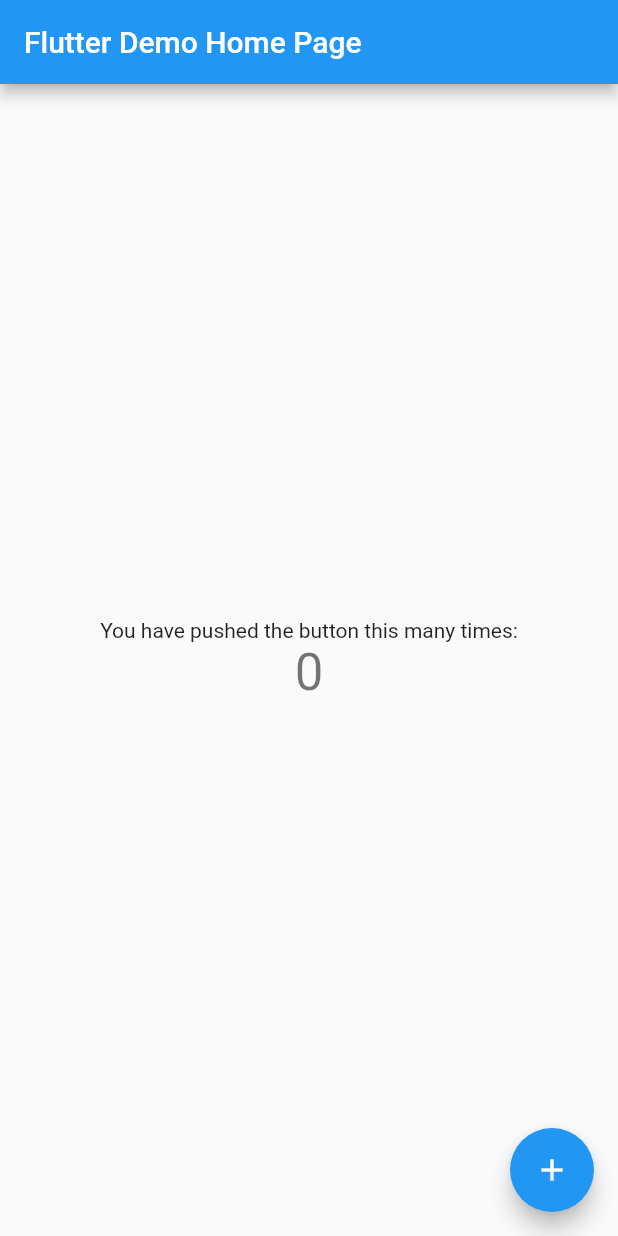
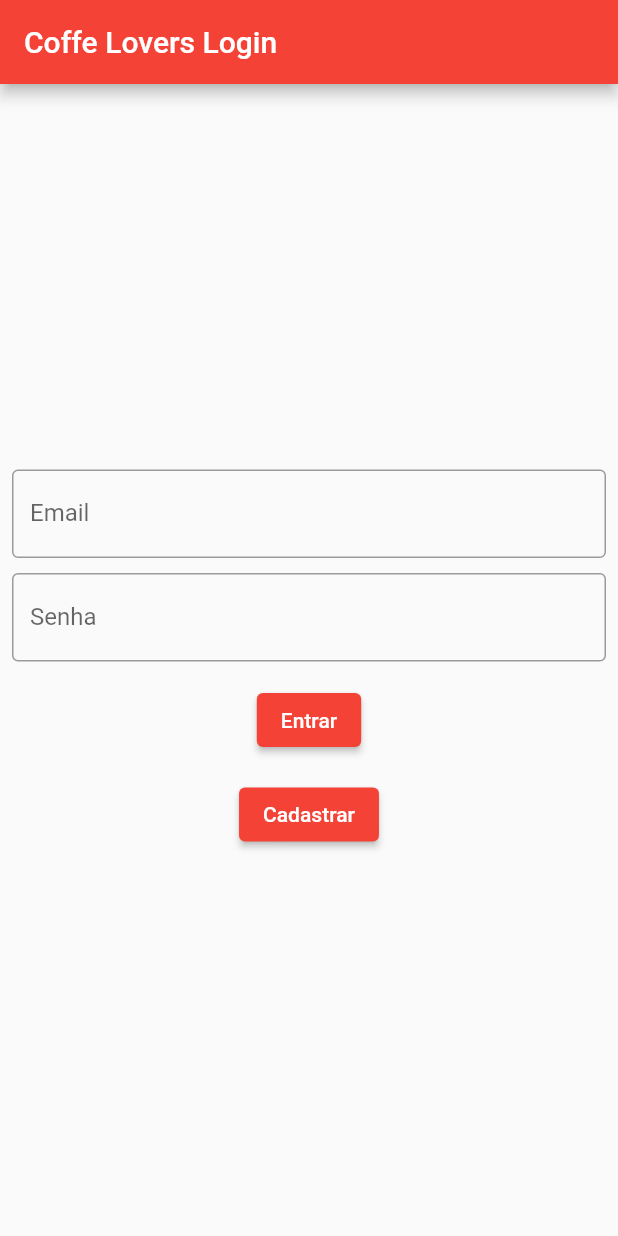
Before and after one commit to ChristianSants/Coffe-Lovers, a Flutter app: the screen it shows after launch, on a phone screen of 412 x 824 dp. Run offline on Flutter 3.47's test engine with Material 2 defaults, Android fonts, the phone set to English and light mode, and no system bars.

Commit message:
Tela de login e cadastro

```diff
--- /dev/null
+++ b/Cliente/coffelovers/lib/app_controller.dart
@@ -0,0 +1,3 @@
+import 'package:flutter/cupertino.dart';
+
+class AppController extends ChangeNotifier {}
--- /dev/null
+++ b/Cliente/coffelovers/lib/app_widget.dart
@@ -0,0 +1,16 @@
+import 'package:flutter/material.dart';
+import 'package:flutter/src/widgets/container.dart';
+import 'package:flutter/src/widgets/framework.dart';
+import 'pages/login_page.dart';
+
+class AppWidget extends StatelessWidget {
+  const AppWidget({super.key});
+
+  @override
+  Widget build(BuildContext context) {
+    return MaterialApp(
+      theme: ThemeData(primarySwatch: Colors.red),
+      home: LoginPage(),
+    );
+  }
+}
--- a/Cliente/coffelovers/lib/main.dart
+++ b/Cliente/coffelovers/lib/main.dart
@@ -1,115 +1,7 @@
 import 'package:flutter/material.dart';
 
+import 'app_widget.dart';
+
 void main() {
-  runApp(const MyApp());
+  runApp(AppWidget());
 }
-
-class MyApp extends StatelessWidget {
-  const MyApp({super.key});
-
-  // This widget is the root of your application.
-  @override
-  Widget build(BuildContext context) {
-    return MaterialApp(
-      title: 'Flutter Demo',
-      theme: ThemeData(
-        // This is the theme of your application.
-        //
-        // Try running your application with "flutter run". You'll see the
-        // application has a blue toolbar. Then, without quitting the app, try
-        // changing the primarySwatch below to Colors.green and then invoke
-        // "hot reload" (press "r" in the console where you ran "flutter run",
-        // or simply save your changes to "hot reload" in a Flutter IDE).
-        // Notice that the counter didn't reset back to zero; the application
-        // is not restarted.
-        primarySwatch: Colors.blue,
-      ),
-      home: const MyHomePage(title: 'Flutter Demo Home Page'),
-    );
-  }
-}
-
-class MyHomePage extends StatefulWidget {
-  const MyHomePage({super.key, required this.title});
-
-  // This widget is the home page of your application. It is stateful, meaning
-  // that it has a State object (defined below) that contains fields that affect
-  // how it looks.
-
-  // This class is the configuration for the state. It holds the values (in this
-  // case the title) provided by the parent (in this case the App widget) and
-  // used by the build method of the State. Fields in a Widget subclass are
-  // always marked "final".
-
-  final String title;
-
-  @override
-  State<MyHomePage> createState() => _MyHomePageState();
-}
-
-class _MyHomePageState extends State<MyHomePage> {
-  int _counter = 0;
-
-  void _incrementCounter() {
-    setState(() {
-      // This call to setState tells the Flutter framework that something has
-      // changed in this State, which causes it to rerun the build method below
-      // so that the display can reflect the updated values. If we changed
-      // _counter without calling setState(), then the build method would not be
-      // called again, and so nothing would appear to happen.
-      _counter++;
-    });
-  }
-
-  @override
-  Widget build(BuildContext context) {
-    // This method is rerun every time setState is called, for instance as done
-    // by the _incrementCounter method above.
-    //
-    // The Flutter framework has been optimized to make rerunning build methods
-    // fast, so that you can just rebuild anything that needs updating rather
-    // than having to individually change instances of widgets.
-    return Scaffold(
-      appBar: AppBar(
-        // Here we take the value from the MyHomePage object that was created by
-        // the App.build method, and use it to set our appbar title.
-        title: Text(widget.title),
-      ),
-      body: Center(
-        // Center is a layout widget. It takes a single child and positions it
-        // in the middle of the parent.
-        child: Column(
-          // Column is also a layout widget. It takes a list of children and
-          // arranges them vertically. By default, it sizes itself to fit its
-          // children horizontally, and tries to be as tall as its parent.
-          //
-          // Invoke "debug painting" (press "p" in the console, choose the
-          // "Toggle Debug Paint" action from the Flutter Inspector in Android
-          // Studio, or the "Toggle Debug Paint" command in Visual Studio Code)
-          // to see the wireframe for each widget.
-          //
-          // Column has various properties to control how it sizes itself and
-          // how it positions its children. Here we use mainAxisAlignment to
-          // center the children vertically; the main axis here is the vertical
-          // axis because Columns are vertical (the cross axis would be
-          // horizontal).
-          mainAxisAlignment: MainAxisAlignment.center,
-          children: <Widget>[
-            const Text(
-              'You have pushed the button this many times:',
-            ),
-            Text(
-              '$_counter',
-              style: Theme.of(context).textTheme.headline4,
-            ),
-          ],
-        ),
-      ),
-      floatingActionButton: FloatingActionButton(
-        onPressed: _incrementCounter,
-        tooltip: 'Increment',
-        child: const Icon(Icons.add),
-      ), // This trailing comma makes auto-formatting nicer for build methods.
-    );
-  }
-}
--- /dev/null
+++ b/Cliente/coffelovers/lib/pages/login_page.dart
@@ -0,0 +1,84 @@
+import 'package:flutter/cupertino.dart';
+import 'package:flutter/material.dart';
+import 'package:flutter/src/widgets/container.dart';
+import 'package:flutter/src/widgets/framework.dart';
+
+import 'cadastro_page.dart';
+
+class LoginPage extends StatefulWidget {
+  const LoginPage({super.key});
+
+  @override
+  State<LoginPage> createState() => _LoginPageState();
+}
+
+class _LoginPageState extends State<LoginPage> {
+  String email = '';
+  String senha = '';
+  @override
+  Widget build(BuildContext context) {
+    return Scaffold(
+        appBar: AppBar(
+          title: Text('Coffe Lovers Login'),
+        ),
+        body: Container(
+          width: double.infinity,
+          height: double.infinity,
+          child: SizedBox(
+              width: double.infinity,
+              height: double.infinity,
+              child: Padding(
+                padding: const EdgeInsets.all(8.0),
+                child: Column(
+                  mainAxisAlignment: MainAxisAlignment.center,
+                  children: [
+                    TextField(
+                      onChanged: (text) {
+                        email = text;
+                      },
+                      keyboardType: TextInputType.emailAddress,
+                      decoration: InputDecoration(
+                          labelText: 'Email', border: OutlineInputBorder()),
+                    ),
+                    SizedBox(
+                      height: 10,
+                    ),
+                    TextField(
+                      onChanged: (text) {
+                        senha = text;
+                      },
+                      obscureText: true,
+                      decoration: InputDecoration(
+                          labelText: 'Senha', border: OutlineInputBorder()),
+                    ),
+                    SizedBox(
+                      height: 15,
+                    ),
+                    ElevatedButton(
+                        child: Text('Entrar'),
+                        onPressed: () {
+                          if (email == 'coffelovers@email.com' &&
+                              senha == 'cafe') {
+                            print('Correto');
+                          } else {
+                            print('login invalido');
+                          }
+                        }),
+                    SizedBox(
+                      height: 15,
+                    ),
+                    ElevatedButton(
+                      child: Text('Cadastrar'),
+                      onPressed: () {
+                        Navigator.of(context).push(
+                          MaterialPageRoute(
+                              builder: (context) => CadastroPage()),
+                        );
+                      },
+                    )
+                  ],
+                ),
+              )),
+        ));
+  }
+}
```
Also changed, not shown: Cliente/coffelovers/lib/pages/cadastro_page.dart (added, +72 -0 lines), 1 other file.
